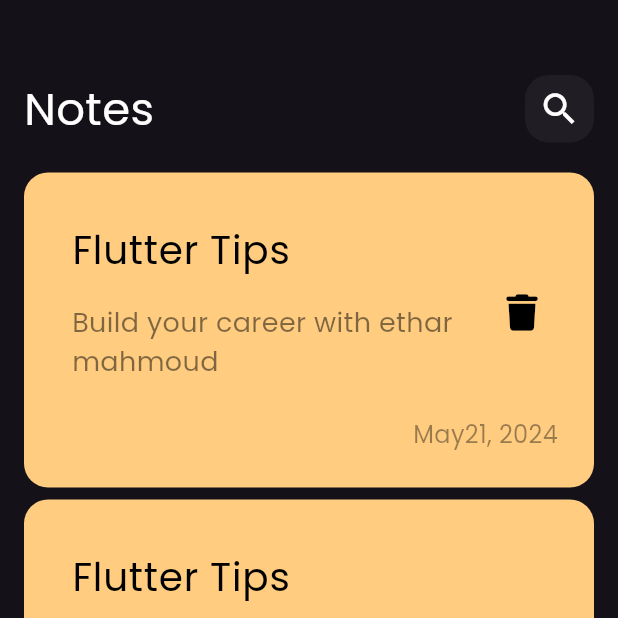
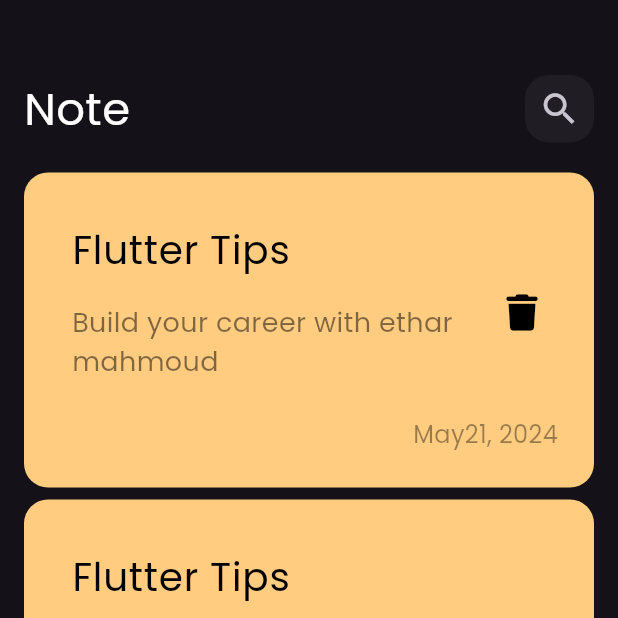
Before and after one commit to ethar156/NoteApp, a Flutter app: the screen it shows after launch, on a phone screen of 412 x 824 dp, the top half of it. Run offline on Flutter 3.47's test engine with Material 3 defaults, Android fonts, the phone set to English and light mode, and no system bars; our stand-ins replace font_awesome_flutter.

Commit message:
add custom app bar to edit note view

```diff
--- a/lib/views/widgets/custom_app_bar.dart
+++ b/lib/views/widgets/custom_app_bar.dart
@@ -1,23 +1,27 @@
 import 'package:flutter/material.dart';
-import 'package:note_app/views/widgets/custom_search_bar.dart';
+import 'package:note_app/views/widgets/custom_icon.dart';
 
 
 class CustomAppBar extends StatelessWidget {
-  const CustomAppBar({super.key});
+  const CustomAppBar({super.key, required this.title, required this.icon});
 
+  final String title;
+  final IconData icon;
   @override
   Widget build(BuildContext context) {
     return Row(
-      children: const [
+      children:  [
         Text(
-          'Notes',
+          title,
           style: TextStyle(
             color: Colors.white,
             fontSize: 30,
           ),
         ),
-        Spacer(),
-        CustomSearchBar(),
+        const Spacer(),
+         CustomIcon(
+          icon: icon,
+        ),
 
       ],
     );
--- a/lib/views/widgets/custom_search_bar.dart
+++ b/lib/views/widgets/custom_icon.dart
@@ -1,8 +1,10 @@
 import 'package:flutter/material.dart';
 
 
-class CustomSearchBar extends StatelessWidget {
-  const CustomSearchBar({super.key});
+class CustomIcon extends StatelessWidget {
+  const CustomIcon({super.key, required this.icon});
+
+  final IconData icon;
 
   @override
   Widget build(BuildContext context) {
@@ -13,12 +15,12 @@ class CustomSearchBar extends StatelessWidget {
       color: Colors.white.withOpacity(.05),
       borderRadius: BorderRadius.circular(16)
       ),
-      child: const Center(
-        child: Icon(
-          Icons.search,
+      child: IconButton(
+        onPressed: (){},
+        icon:  Icon(
+          icon,
           size: 28,
-        ),
-      ),
+          ))
     );
   }
 }
--- a/lib/views/widgets/edit_note_view_body.dart
+++ b/lib/views/widgets/edit_note_view_body.dart
@@ -1,10 +1,24 @@
 import 'package:flutter/material.dart';
+import 'package:note_app/views/widgets/custom_app_bar.dart';
 
 class EditNoteViewBody extends StatelessWidget {
   const EditNoteViewBody({super.key});
 
   @override
   Widget build(BuildContext context) {
-    return Container();
+    return Padding(
+      padding: const EdgeInsets.symmetric(horizontal: 24),
+      child: Column(
+        children:  [
+          SizedBox(
+            height: 50,
+          ),
+          CustomAppBar(
+            title: 'Edit Note',
+            icon: Icons.check,
+          )
+          ],
+      ),
+    );
   }
 }
--- a/lib/views/widgets/note_view_body.dart
+++ b/lib/views/widgets/note_view_body.dart
@@ -14,7 +14,10 @@ class NoteViewBody extends StatelessWidget {
           SizedBox(
            height: 50,
           ),
-          CustomAppBar(),
+          CustomAppBar(
+            title: 'Note',
+            icon: Icons.search,
+          ),
 
           Expanded(child: NotesListView())
 
```
